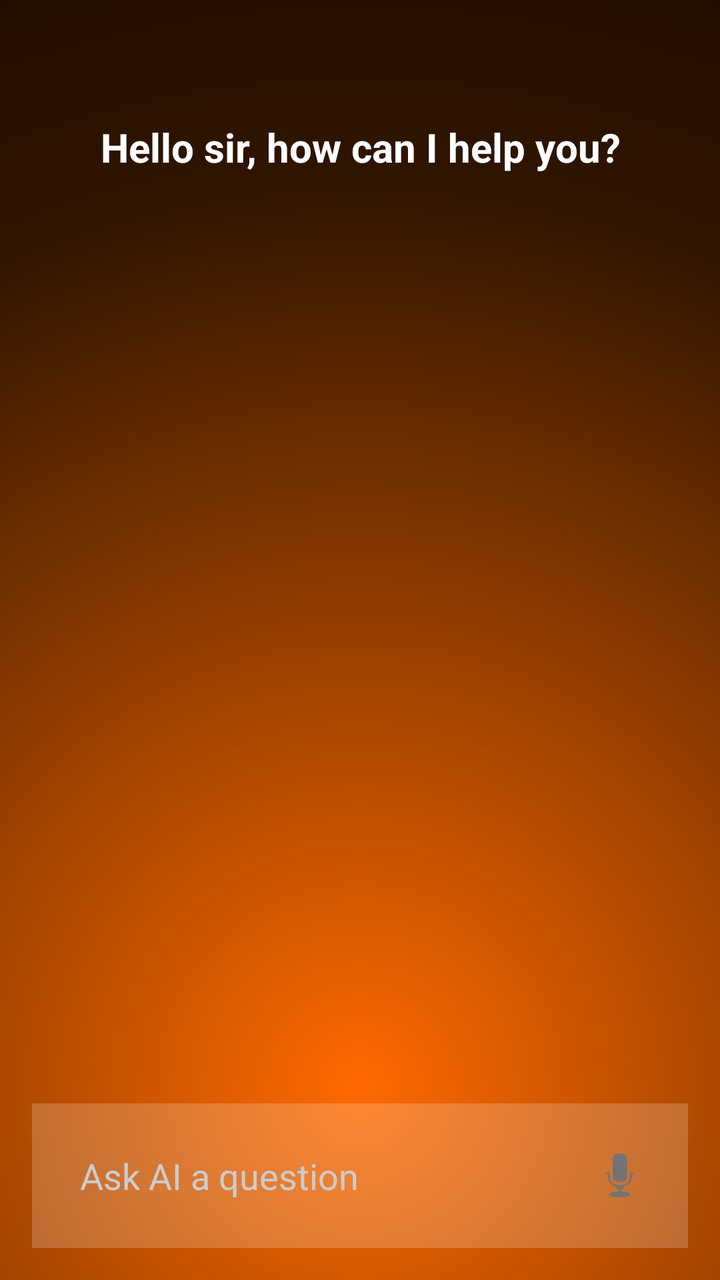
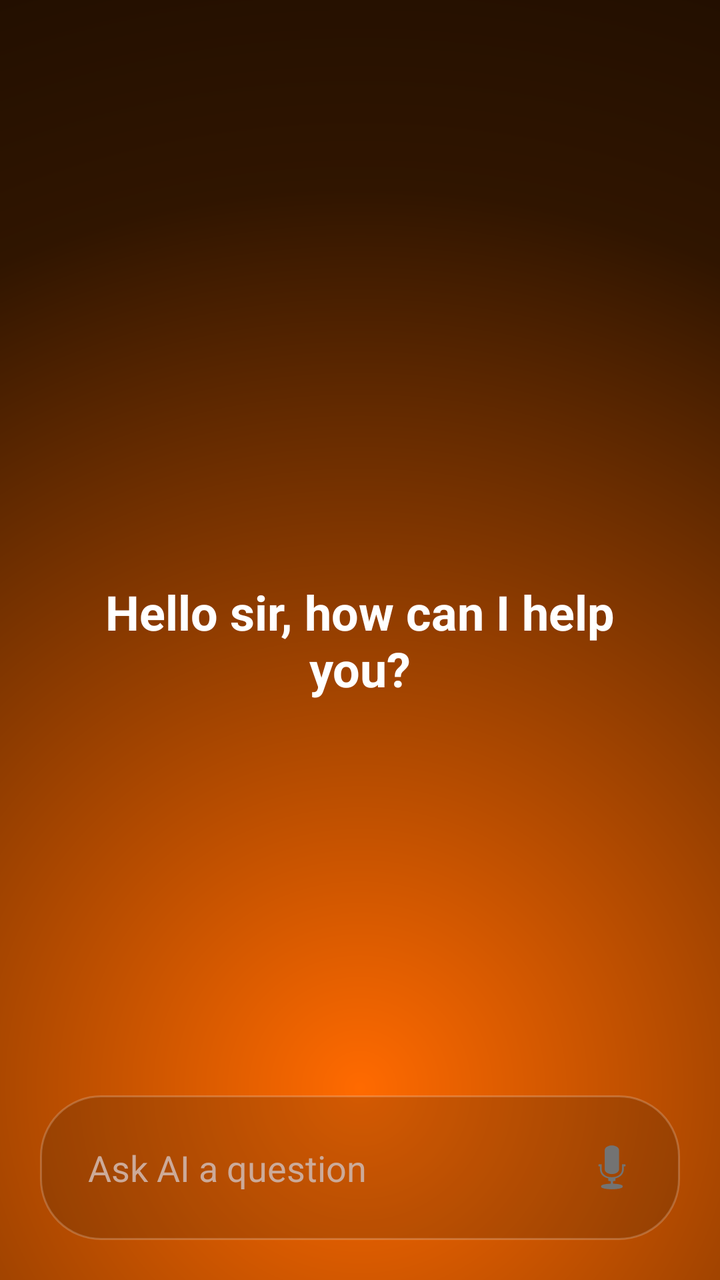

Screens rendered from an Android XML layout before and after an edit, with the pre-edit source and the edit as a unified diff.
<!-- AndroidManifest.xml: application theme Theme.Ultron.NoActionBar -->
<!-- res/layout/activity_main.xml -->
<?xml version="1.0" encoding="utf-8"?>
<RelativeLayout xmlns:android="http://schemas.android.com/apk/res/android"
    android:layout_width="match_parent"
    android:layout_height="match_parent"
    android:background="@drawable/bg_gradient">

    <TextView
        android:id="@+id/greetingText"
        android:layout_width="match_parent"
        android:layout_height="wrap_content"
        android:layout_alignParentTop="true"
        android:layout_marginTop="60dp"
        android:text="Hello sir, how can I help you?"
        android:textColor="#FFFFFF"
        android:textSize="20sp"
        android:textStyle="bold"
        android:gravity="center"
        android:paddingHorizontal="32dp"/>

    <TextView
        android:id="@+id/statusText"
        android:layout_width="match_parent"
        android:layout_height="wrap_content"
        android:layout_above="@+id/inputBar"
        android:layout_marginBottom="20dp"
        android:paddingHorizontal="32dp"
        android:text=""
        android:textColor="#FFFFFF"
        android:textSize="16sp"
        android:gravity="center"/>

    <LinearLayout
        android:id="@+id/inputBar"
        android:layout_width="match_parent"
        android:layout_height="wrap_content"
        android:layout_alignParentBottom="true"
        android:orientation="horizontal"
        android:gravity="center_vertical"
        android:background="#33FFFFFF"
        android:padding="12dp"
        android:layout_margin="16dp">

        <EditText
            android:id="@+id/inputText"
            android:layout_width="0dp"
            android:layout_height="wrap_content"
            android:layout_weight="1"
            android:hint="Ask AI a question"
            android:background="@android:color/transparent"
            android:padding="12dp"
            android:textColor="#FFFFFF"
            android:textColorHint="#CCCCCC"/>

        <ImageButton
            android:id="@+id/voiceButton"
            android:layout_width="44dp"
            android:layout_height="44dp"
            android:background="@android:color/transparent"
            android:src="@android:drawable/ic_btn_speak_now"
            android:contentDescription="Voice"/>

    </LinearLayout>

</RelativeLayout>
<!-- resources referenced by this layout -->
<resources>
  <!-- drawable bg_gradient (drawable) -->
  <?xml version="1.0" encoding="utf-8"?>
  <shape xmlns:android="http://schemas.android.com/apk/res/android"
      android:shape="rectangle">
      <gradient
          android:type="radial"
          android:gradientRadius="900dp"
          android:centerX="0.5"
          android:centerY="0.85"
          android:startColor="#FF6A00"
          android:centerColor="#301500"
          android:endColor="#000000"/>
  </shape>
  <style name="Theme.Ultron.NoActionBar" parent="Theme.Ultron">
          <item name="windowActionBar">false</item>
          <item name="windowNoTitle">true</item>
          <item name="android:statusBarColor">@android:color/transparent</item>
          <item name="android:windowLightStatusBar">false</item>
      </style>
  <style name="Theme.Ultron" parent="Theme.AppCompat.DayNight.DarkActionBar">
          <item name="colorPrimary">#1A1A2E</item>
          <item name="colorPrimaryDark">#0D0D1A</item>
          <item name="colorAccent">#00FF88</item>
      </style>
</resources>

<!-- the commit's change to res/layout/activity_main.xml (unified diff, before → after) -->
@@ -8,11 +8,11 @@
         android:id="@+id/greetingText"
         android:layout_width="match_parent"
         android:layout_height="wrap_content"
-        android:layout_alignParentTop="true"
-        android:layout_marginTop="60dp"
+        android:layout_centerInParent="true"
+        android:layout_marginBottom="180dp"
         android:text="Hello sir, how can I help you?"
         android:textColor="#FFFFFF"
-        android:textSize="20sp"
+        android:textSize="24sp"
         android:textStyle="bold"
         android:gravity="center"
         android:paddingHorizontal="32dp"/>
@@ -22,7 +22,7 @@
         android:layout_width="match_parent"
         android:layout_height="wrap_content"
         android:layout_above="@+id/inputBar"
-        android:layout_marginBottom="20dp"
+        android:layout_marginBottom="24dp"
         android:paddingHorizontal="32dp"
         android:text=""
         android:textColor="#FFFFFF"
@@ -36,9 +36,9 @@
         android:layout_alignParentBottom="true"
         android:orientation="horizontal"
         android:gravity="center_vertical"
-        android:background="#33FFFFFF"
-        android:padding="12dp"
-        android:layout_margin="16dp">
+        android:background="@drawable/input_bar_bg"
+        android:padding="14dp"
+        android:layout_margin="20dp">
 
         <EditText
             android:id="@+id/inputText"
@@ -47,14 +47,14 @@
             android:layout_weight="1"
             android:hint="Ask AI a question"
             android:background="@android:color/transparent"
-            android:padding="12dp"
+            android:padding="10dp"
             android:textColor="#FFFFFF"
-            android:textColorHint="#CCCCCC"/>
+            android:textColorHint="#CCAA99"/>
 
         <ImageButton
             android:id="@+id/voiceButton"
-            android:layout_width="44dp"
-            android:layout_height="44dp"
+            android:layout_width="40dp"
+            android:layout_height="40dp"
             android:background="@android:color/transparent"
             android:src="@android:drawable/ic_btn_speak_now"
             android:contentDescription="Voice"/>
<!-- resource entries referenced after the edit -->
@@ -13,6 +13,14 @@
           android:centerColor="#301500"
           android:endColor="#000000"/>
   </shape>
+  <!-- drawable input_bar_bg (drawable) -->
+  <?xml version="1.0" encoding="utf-8"?>
+  <shape xmlns:android="http://schemas.android.com/apk/res/android"
+      android:shape="rectangle">
+      <solid android:color="#332B1A0D"/>
+      <corners android:radius="30dp"/>
+      <stroke android:width="1dp" android:color="#33FFFFFF"/>
+  </shape>
   <style name="Theme.Ultron.NoActionBar" parent="Theme.Ultron">
           <item name="windowActionBar">false</item>
           <item name="windowNoTitle">true</item>
